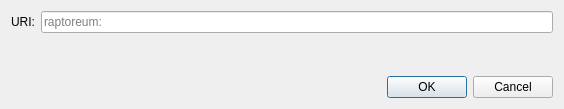
First picture: the form in src/qt/forms/openuridialog.ui, repository stabner/HashmonkeyCoin, before the edit.
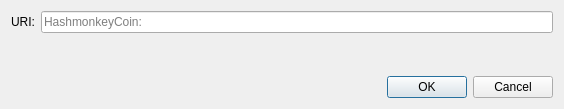
Second picture: the form after the edit. Custom widgets are drawn as their Qt base class.

Patch:
```diff
--- a/src/qt/forms/openuridialog.ui
+++ b/src/qt/forms/openuridialog.ui
@@ -26,7 +26,7 @@
      <item>
       <widget class="QValidatedLineEdit" name="uriEdit">
        <property name="placeholderText">
-        <string notr="true">raptoreum:</string>
+        <string notr="true">HashmonkeyCoin:</string>
        </property>
       </widget>
      </item>
```
